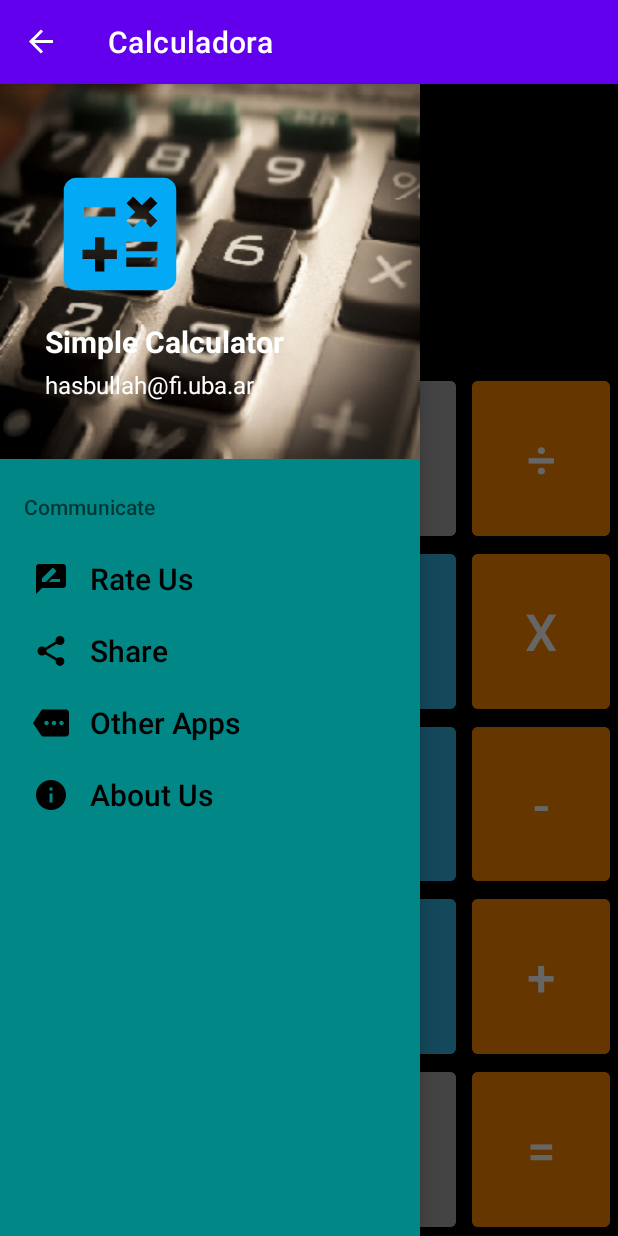
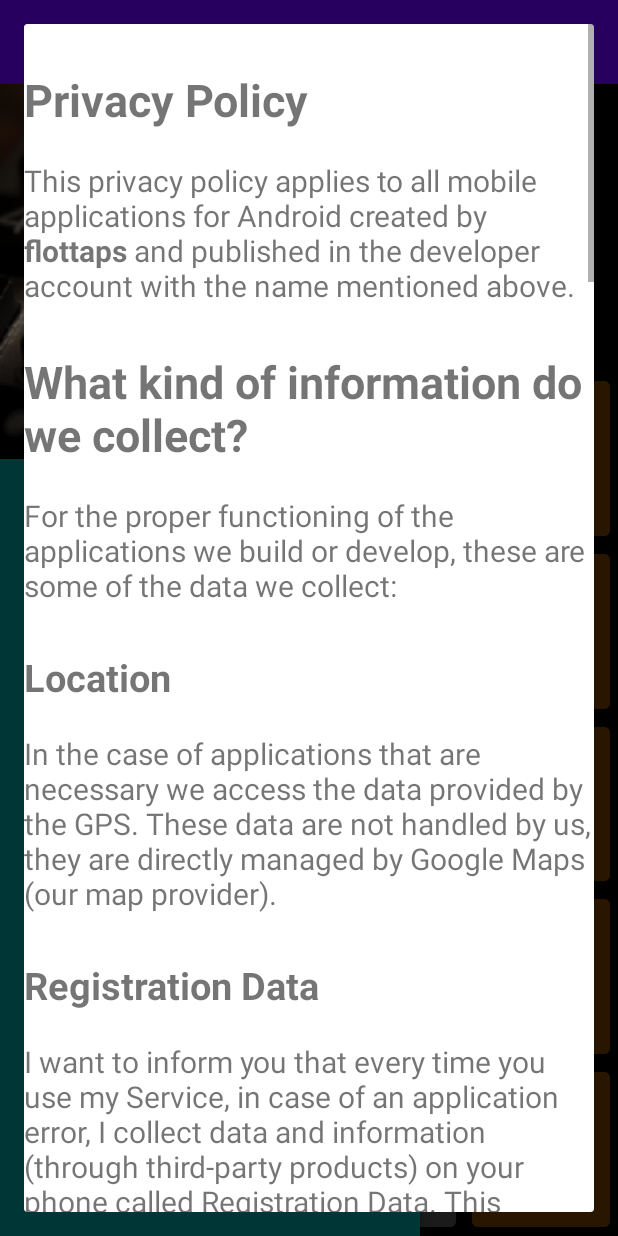
Before and after one commit to FedericoBruni/Calculadora, an Android app: the screen it shows after launch (MainActivity), in the side drawer, after a tap on "About Us", on a phone screen of 412 x 824 dp. Run offline under Robolectric (Android 15) with nearby library versions, the phone set to English and light mode, and no system bars; our stand-ins replace AdMob, CircleImageView; pictures from the network do not load; 1 statement that could not run was skipped.

Commit message:
Agregado Privacy Policy

```diff
--- a/app/src/main/java/com/example/calculadora/MainActivity.kt
+++ b/app/src/main/java/com/example/calculadora/MainActivity.kt
@@ -51,7 +51,7 @@ class MainActivity : AppCompatActivity() {
                 R.id.nav_rate_us -> rateUsButtonListener()
                 R.id.nav_share -> Toast.makeText(applicationContext, "Share", Toast.LENGTH_SHORT).show()
                 R.id.nav_other_apps -> Toast.makeText(applicationContext, "Other Apps", Toast.LENGTH_SHORT).show()
-                R.id.nav_about_us -> Toast.makeText(applicationContext, "About Us", Toast.LENGTH_SHORT).show()
+                R.id.nav_about_us -> aboutUsButtonListener()
             }
             true
         }
@@ -63,6 +63,11 @@ class MainActivity : AppCompatActivity() {
             } catch (e: ActivityNotFoundException) {
                 startActivity(Intent(Intent.ACTION_VIEW, Uri.parse("https://play.google.com/store/apps/details?id=com.android.chrome")))
             }
+    }
+
+    private fun aboutUsButtonListener(){
+        var dialog = PrivacyPolicyDialogFragment()
+        dialog.show(supportFragmentManager, "custom dialog")
     }
 
     /** Para que cargue un inter muchas veces, habría que separar los iniciadores y llamar a startInter() cada vez que
--- /dev/null
+++ b/app/src/main/java/com/example/calculadora/PrivacyPolicyDialogFragment.kt
@@ -0,0 +1,29 @@
+package com.example.calculadora
+
+import android.app.Dialog
+import android.os.Bundle
+import android.view.LayoutInflater
+import android.view.View
+import android.view.ViewGroup
+import androidx.fragment.app.DialogFragment
+
+class PrivacyPolicyDialogFragment: DialogFragment() {
+    override fun onCreateView(
+        inflater: LayoutInflater,
+        container: ViewGroup?,
+        savedInstanceState: Bundle?
+    ): View? {
+        var rootView: View = inflater.inflate(R.layout.privacy_policty_dialog_fragment, container, false)
+        return rootView
+    }
+
+    override fun onStart() {
+        super.onStart()
+        val dialog: Dialog? = dialog
+        if (dialog != null) {
+            val width = ViewGroup.LayoutParams.MATCH_PARENT
+            val height = ViewGroup.LayoutParams.MATCH_PARENT
+            dialog.getWindow()?.setLayout(width, height)
+        }
+    }
+}
--- /dev/null
+++ b/app/src/main/res/layout/privacy_policty_dialog_fragment.xml
@@ -0,0 +1,193 @@
+<?xml version="1.0" encoding="utf-8"?>
+<ScrollView
+    android:layout_width="match_parent"
+    android:layout_height="match_parent"
+    xmlns:android="http://schemas.android.com/apk/res/android">
+    <LinearLayout
+        android:layout_width="wrap_content"
+        android:layout_height="wrap_content"
+        android:orientation="vertical">
+        <TextView
+            android:id="@+id/title_privacy_policy"
+            android:layout_width="wrap_content"
+            android:layout_height="wrap_content"
+            android:layout_marginTop="30dp"
+            android:text="@string/t1_privacy_policy"
+            android:textSize="30sp"
+            android:textStyle="bold">
+        </TextView>
+        <TextView
+            android:layout_width="match_parent"
+            android:layout_height="wrap_content"
+            android:text="@string/p1"
+            android:textSize="20sp"
+            android:layout_marginTop="20dp">
+        </TextView>
+        <TextView
+            android:layout_width="wrap_content"
+            android:layout_height="wrap_content"
+            android:layout_marginTop="30dp"
+            android:text="@string/t2"
+            android:textSize="30sp"
+            android:textStyle="bold">
+        </TextView>
+        <TextView
+            android:layout_width="match_parent"
+            android:layout_height="wrap_content"
+            android:text="@string/p2"
+            android:textSize="20sp"
+            android:layout_marginTop="20dp">
+        </TextView>
+        <TextView
+            android:layout_width="wrap_content"
+            android:layout_height="wrap_content"
+            android:layout_marginTop="30dp"
+            android:text="@string/st1"
+            android:textSize="25sp"
+            android:textStyle="bold">
+        </TextView>
+        <TextView
+            android:layout_width="match_parent"
+            android:layout_height="wrap_content"
+            android:text="@string/p3"
+            android:textSize="20sp"
+            android:layout_marginTop="20dp">
+        </TextView>
+        <TextView
+            android:layout_width="wrap_content"
+            android:layout_height="wrap_content"
+            android:layout_marginTop="30dp"
+            android:text="@string/st2"
+            android:textSize="25sp"
+            android:textStyle="bold">
+        </TextView>
+        <TextView
+            android:layout_width="match_parent"
+            android:layout_height="wrap_content"
+            android:text="@string/p4"
+            android:textSize="20sp"
+            android:layout_marginTop="20dp">
+        </TextView>
+        <TextView
+            android:layout_width="wrap_content"
+            android:layout_height="wrap_content"
+            android:layout_marginTop="30dp"
+            android:text="@string/st3"
+            android:textSize="25sp"
+            android:textStyle="bold">
+        </TextView>
+        <TextView
+            android:layout_width="match_parent"
+            android:layout_height="wrap_content"
+            android:text="@string/p5"
+            android:textSize="20sp"
+            android:layout_marginTop="20dp">
+        </TextView>
+        <TextView
+            android:layout_width="wrap_content"
+            android:layout_height="wrap_content"
+            android:layout_marginTop="30dp"
+            android:text="@string/st4"
+            android:textSize="25sp"
+            android:textStyle="bold">
+        </TextView>
+        <TextView
+            android:layout_width="match_parent"
+            android:layout_height="wrap_content"
+            android:text="@string/p6"
+            android:textSize="20sp"
+            android:layout_marginTop="20dp">
+        </TextView>
+        <TextView
+            android:layout_width="wrap_content"
+            android:layout_height="wrap_content"
+            android:layout_marginTop="30dp"
+            android:text="@string/st5"
+            android:textSize="25sp"
+            android:textStyle="bold">
+        </TextView>
+        <TextView
+            android:layout_width="match_parent"
+            android:layout_height="wrap_content"
+            android:text="@string/p7"
+            android:textSize="20sp"
+            android:layout_marginTop="20dp">
+        </TextView>
+        <TextView
+            android:layout_width="wrap_content"
+            android:layout_height="wrap_content"
+            android:layout_marginTop="30dp"
+            android:text="@string/st6"
+            android:textSize="25sp"
+            android:textStyle="bold">
+        </TextView>
+        <TextView
+            android:layout_width="match_parent"
+            android:layout_height="wrap_content"
+            android:text="@string/p8"
+            android:textSize="20sp"
+            android:layout_marginTop="20dp">
+        </TextView>
+        <TextView
+            android:layout_width="wrap_content"
+            android:layout_height="wrap_content"
+            android:layout_marginTop="30dp"
+            android:text="@string/st7"
+            android:textSize="25sp"
+            android:textStyle="bold">
+        </TextView>
+        <TextView
+            android:layout_width="match_parent"
+            android:layout_height="wrap_content"
+            android:text="@string/p9"
+            android:textSize="20sp"
+            android:layout_marginTop="20dp">
+        </TextView>
+        <TextView
+            android:layout_width="wrap_content"
+            android:layout_height="wrap_content"
+            android:layout_marginTop="30dp"
+            android:text="@string/t3"
+            android:textSize="30sp"
+            android:textStyle="bold">
+        </TextView>
+        <TextView
+            android:layout_width="match_parent"
+            android:layout_height="wrap_content"
+            android:text="@string/p10"
+            android:textSize="20sp"
+            android:layout_marginTop="20dp">
+        </TextView>
+        <TextView
+            android:layout_width="wrap_content"
+            android:layout_height="wrap_content"
+            android:layout_marginTop="30dp"
+            android:text="@string/st8"
+            android:textSize="25sp"
+            android:textStyle="bold">
+        </TextView>
+        <TextView
+            android:layout_width="match_parent"
+            android:layout_height="wrap_content"
+            android:text="@string/p11"
+            android:textSize="20sp"
+            android:layout_marginTop="20dp">
+        </TextView>
+        <TextView
+            android:layout_width="wrap_content"
+            android:layout_height="wrap_content"
+            android:layout_marginTop="30dp"
+            android:text="@string/st9"
+            android:textSize="25sp"
+            android:textStyle="bold">
+        </TextView>
+        <TextView
+            android:layout_width="match_parent"
+            android:layout_height="wrap_content"
+            android:text="@string/p12"
+            android:textSize="20sp"
+            android:layout_marginTop="20dp"
+            android:linksClickable="true">
+        </TextView>
+    </LinearLayout>
+</ScrollView>
--- a/app/src/main/res/values/strings.xml
+++ b/app/src/main/res/values/strings.xml
@@ -2,4 +2,53 @@
     <string name="app_name">Calculadora</string>
     <string name="open">Open</string>
     <string name="close">Close</string>
+
+    <string name="t1_privacy_policy">Privacy Policy</string>
+    <string name="t2">What kind of information do we collect?</string>
+    <string name="t3">What do we do with the data we collect?</string>
+
+    <string name="st1">Location</string>
+    <string name="st2">Registration Data</string>
+    <string name="st3">Cookies</string>
+    <string name="st4">Service Providers</string>
+    <string name="st5">Security</string>
+    <string name="st6">Links to other sites</string>
+    <string name="st7">Children\'s Privacy</string>
+    <string name="st8">Data collected by us</string>
+    <string name="st9">Data collected by third parties</string>
+
+    <string name="p1">This privacy policy applies to all mobile applications for Android created by <b>flottaps</b> and published in the developer account with the name mentioned above.</string>
+    <string name="p2">For the proper functioning of the applications we build or develop, these are some of the data we collect:</string>
+    <string name="p3">In the case of applications that are necessary we access the data provided by the GPS. These data are not handled by us, they are directly managed by Google Maps (our map provider).</string>
+    <string name="p4">I want to inform you that every time you use my Service, in case of an application error, I collect data and information (through third-party products) on your phone called Registration Data. This registration data may include information such as the Internet Protocol («IP») address of your device, the name of the device, the version of the operating system, the application settings when using my Service, the time and date of Use of the Service and other statistics.</string>
+    <string name="p5">Cookies are files with a small amount of data that are commonly used as unique anonymous identifiers. These are sent to your browser from the websites you visit and stored in the internal memory of your device.
+This service does not use these cookies explicitly. However, the application may use third-party code and libraries that use cookies to collect information and improve its services. You have the option of accepting or rejecting these cookies and knowing when a cookie is sent to your device. If you choose to decline our cookies, you may not be able to use some parts of this Service.
+</string>
+    <string name="p6">I can employ third party companies and individuals due to the following reasons:\n\n
+            \t\t\u2022 To facilitate our service;\n
+            \t\t\u2022 To provide the Service on our behalf;\n
+            \t\t\u2022 To perform services related to the Service; or\n
+            \t\t\u2022 To help us analyze how our Service is used.\n\n
+            I wish to inform the users of this Service that these third parties have access to your Personal Information. The reason is to perform the tasks assigned to them on our behalf. However, they are required not to disclose or use the information for any other purpose.
+</string>
+    <string name="p7">I value your confidence in providing us with your personal information, therefore, we strive to use commercially acceptable means to protect it. But remember that no method of transmission over the Internet or method of electronic storage is 100% safe and reliable, and I cannot guarantee its absolute security.</string>
+    <string name="p8">This service may contain links to other sites. If you click on a link from a third party, you will be directed to that site. Note that these external sites are not operated by me. Therefore, I recommend that you review the Privacy Policy of these websites. I have no control or assume any responsibility for the content, privacy policies or practices of third-party sites or services.</string>
+    <string name="p9">These Services are not directed to any person under 13 years old. I do not knowingly collect personally identifiable information from children under 13. In the event that I discover that a child under 13 has provided me with personal information, I immediately delete it from our servers. If you are a parent or guardian and know that your child has provided us with personal information, contact me so I can take the necessary actions.</string>
+    <string name="p10">The data collected are of two types:\n\n
+            \t\t\u2022 Data collected by us.\n
+            \t\t\u2022 Data collected by third parties.\n
+</string>
+    <string name="p11">This data is collected to obtain feedback on what our users want and thus be able to improve by providing the correct improvements in each update.
+The data is manipulated at the code level, then processed in large quantities, but at no time do we access data from a particular user, as they are encrypted and only the user who owns the information can access them.
+</string>
+    <string name="p12">
+        In the data collected by third parties are:\n\n
+        \t\t\u2022 <a href="https://play.google.com/store/apps/details?id=com.android.chrome">Google Play</a>\n
+            \t\t\u2022 Google Analytics\n
+            \t\t\u2022 Google Admob\n
+            \t\t\u2022 Firebase\n
+    </string>
+
+
+
 </resources>
```
